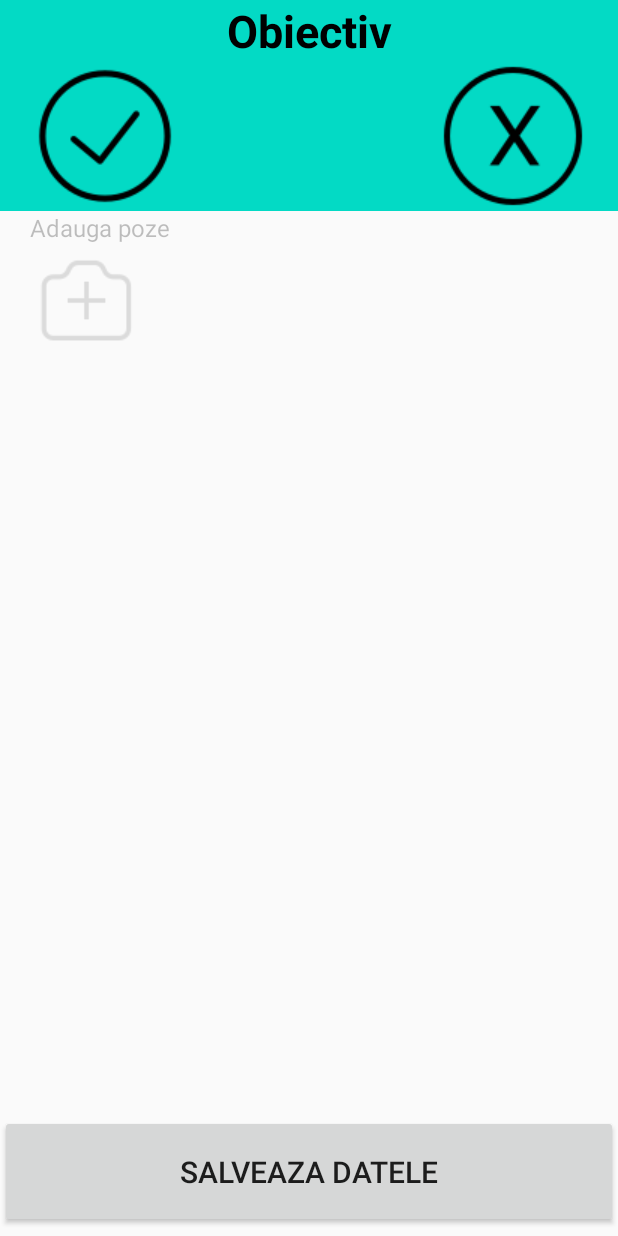
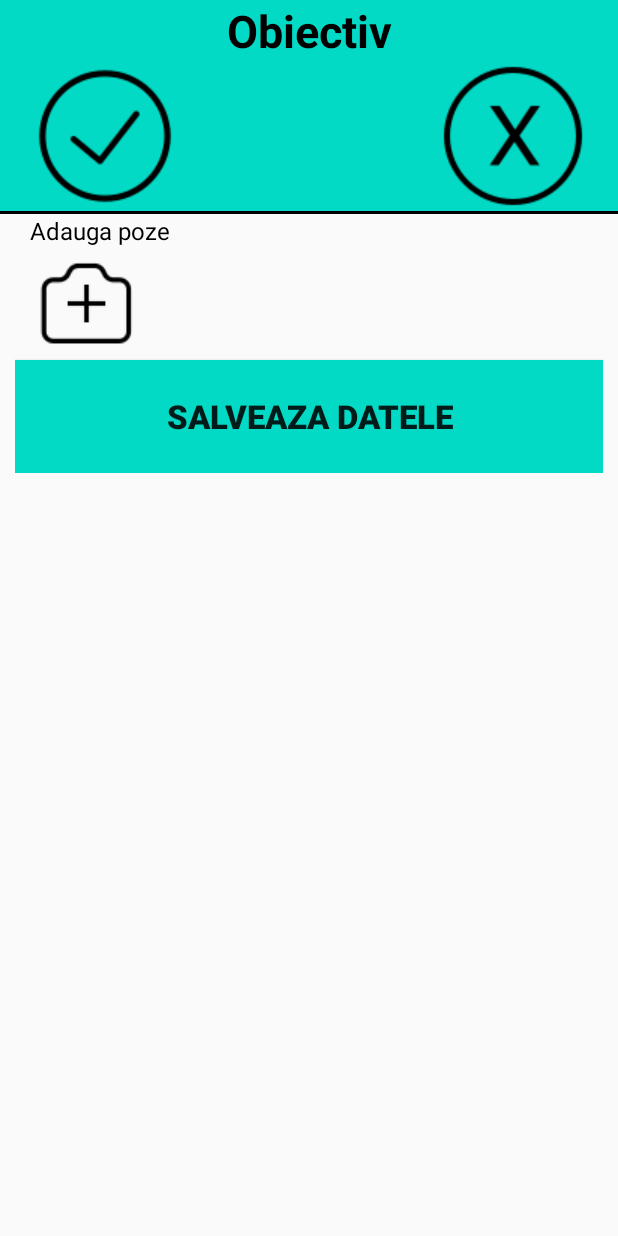
Before and after one commit to geanta300/SecurityPatrol, an Android app: the AddDataToDB screen opened directly, with no data from a screen before it, on a phone screen of 412 x 824 dp. Run offline under Robolectric (Android 15) with nearby library versions, the phone set to English and light mode, and no system bars; libraries missing offline, so code that uses them is left out: androidx.camera.view; 2 statements that could not run were skipped.

Commit message:
Fixed different bugs: Liniile turcoaz trebuiesc schimbate bug aceeasi ora scanata in pdf Trebuie sa se poata adauga poze chiar daca este totul ok "Enter value" trebuie tradus in Romana Diferite schimbari de look

```diff
--- a/app/src/main/java/com/example/securitypatrol/Helpers/ConstantsHelper.java
+++ b/app/src/main/java/com/example/securitypatrol/Helpers/ConstantsHelper.java
@@ -46,8 +46,8 @@
 
     public static final String PHOTOS_DIRECTORY_PATH = DOCUMENTS_DIRECTORY_PATH + "/" + photosFolder;
 
-    public static String dateTimeScanned =
-            getDateInfo().formattedDay + "/" +
+    public String dateTimeScanned =
+                    getDateInfo().formattedDay + "/" +
                     getDateInfo().formattedMonth + "_" +
                     getDateInfo().currentHour + ":" +
                     getDateInfo().currentMinute + ":" +
--- a/app/src/main/java/com/example/securitypatrol/Helpers/DatabaseHelper.java
+++ b/app/src/main/java/com/example/securitypatrol/Helpers/DatabaseHelper.java
@@ -4,6 +4,7 @@
 import android.content.Context;
 import android.database.Cursor;
 import android.database.sqlite.SQLiteDatabase;
+import android.util.Log;
 
 import com.example.securitypatrol.Models.ObjectiveModel;
 import com.example.securitypatrol.Models.ScanatModel;
@@ -304,6 +305,7 @@
         String[] whereArgs = {String.valueOf(id)};
 
         db.update(TABLE_SCANAT, values, whereClause, whereArgs);
+        db.close();
     }
 
     /*-------------------------------------------------------------------------------------------*/
--- a/app/src/main/java/com/example/securitypatrol/Interfaces/UIComponents/Create_UI_Edittext.java
+++ b/app/src/main/java/com/example/securitypatrol/Interfaces/UIComponents/Create_UI_Edittext.java
@@ -12,7 +12,7 @@
     @Override
     public View createView(Context context) {
         EditText editText = new EditText(context);
-        editText.setHint("Enter value");
+        editText.setHint("Introduceti valoare/comentariu");
         editText.setTextColor(Color.BLACK);
         editText.setTextSize(16);
 
--- a/app/src/main/res/layout/activity_add_data_to_db.xml
+++ b/app/src/main/res/layout/activity_add_data_to_db.xml
@@ -46,20 +46,40 @@
             android:src="@drawable/not_ok_button" />
     </RelativeLayout>
 
+    <View
+        android:id="@+id/conturLine"
+        android:layout_width="match_parent"
+        android:layout_height="2dp"
+        android:layout_below="@+id/groupOfButtons"
+        android:layout_marginBottom="0dp"
+        android:background="@android:color/black" />
+
     <ScrollView
+        android:id="@+id/scrollView"
         android:layout_width="match_parent"
-        android:layout_height="wrap_content"
-        android:layout_above="@+id/saveButton"
-        android:layout_below="@+id/groupOfButtons"
+        android:layout_height="match_parent"
+        android:layout_below="@+id/conturLine"
         android:layout_marginStart="10dp"
+        android:layout_marginEnd="10dp"
         android:fadeScrollbars="false"
         android:scrollbarSize="10dp">
 
         <LinearLayout
-            android:id="@+id/groupIfNotOK"
             android:layout_width="match_parent"
             android:layout_height="wrap_content"
             android:orientation="vertical">
+
+            <LinearLayout
+                android:id="@+id/groupIfNotOK"
+                android:layout_width="wrap_content"
+                android:layout_height="wrap_content"
+                android:orientation="vertical">
+
+
+                <!--Automatic generative UI Elements made in java-->
+
+            </LinearLayout>
+
 
             <TextView
                 android:layout_width="match_parent"
@@ -67,8 +87,8 @@
                 android:layout_marginStart="10dp"
                 android:layout_marginEnd="10dp"
                 android:text="Adauga poze"
-                android:textSize="16sp"
-                android:textColor="@color/black"/>
+                android:textColor="@color/black"
+                android:textSize="16sp" />
 
             <LinearLayout
                 android:id="@+id/photosLayout"
@@ -87,41 +107,38 @@
                     android:id="@+id/addPhotoButton2"
                     android:layout_width="75dp"
                     android:layout_height="75dp"
-                    android:visibility="gone"
                     android:layout_marginStart="10dp"
-                    android:src="@drawable/add_photo_button" />
+                    android:src="@drawable/add_photo_button"
+                    android:visibility="gone" />
 
                 <ImageView
                     android:id="@+id/addPhotoButton3"
                     android:layout_width="75dp"
                     android:layout_height="75dp"
-                    android:visibility="gone"
                     android:layout_marginStart="10dp"
-                    android:src="@drawable/add_photo_button" />
+                    android:src="@drawable/add_photo_button"
+                    android:visibility="gone" />
 
                 <ImageView
                     android:id="@+id/addPhotoButton4"
                     android:layout_width="75dp"
                     android:layout_height="75dp"
-                    android:visibility="gone"
                     android:layout_marginStart="10dp"
-                    android:src="@drawable/add_photo_button" />
+                    android:src="@drawable/add_photo_button"
+                    android:visibility="gone" />
 
             </LinearLayout>
 
+            <Button
+                android:id="@+id/saveButton"
+                android:layout_width="match_parent"
+                android:layout_height="75dp"
+                android:background="@color/teal_200"
+                android:textSize="22sp"
+                android:text="Salveaza datele"
+                android:textStyle="bold" />
         </LinearLayout>
 
     </ScrollView>
 
-    <Button
-        android:id="@+id/saveButton"
-        android:layout_width="match_parent"
-        android:layout_height="75dp"
-        android:layout_alignParentBottom="true"
-        android:layout_centerInParent="true"
-        android:layout_marginBottom="5dp"
-        android:text="Salveaza datele"
-        android:textSize="20sp" />
-
-
 </RelativeLayout>
--- a/app/src/main/res/layout/activity_admin.xml
+++ b/app/src/main/res/layout/activity_admin.xml
@@ -43,6 +43,7 @@
         android:layout_height="wrap_content"
         android:layout_marginStart="10dp"
         android:layout_marginEnd="10dp"
+        android:background="@color/teal_200"
         android:text="Select objectives"
         android:textSize="20sp"
         android:textStyle="bold" />
@@ -63,6 +64,7 @@
         android:layout_height="wrap_content"
         android:layout_marginStart="10dp"
         android:layout_marginEnd="10dp"
+        android:background="@color/teal_200"
         android:text="Select guards"
         android:textSize="20sp"
         android:textStyle="bold" />
@@ -83,6 +85,7 @@
         android:layout_height="wrap_content"
         android:layout_marginStart="10dp"
         android:layout_marginEnd="10dp"
+        android:background="@color/teal_200"
         android:text="Export"
         android:textSize="20sp"
         android:textStyle="bold" />
@@ -103,6 +106,7 @@
         android:layout_height="wrap_content"
         android:layout_marginStart="10dp"
         android:layout_marginEnd="10dp"
+        android:background="@color/teal_200"
         android:text="Delete data"
         android:textSize="20sp"
         android:textStyle="bold" />
@@ -137,6 +141,7 @@
         android:layout_height="wrap_content"
         android:layout_marginStart="10dp"
         android:layout_marginEnd="10dp"
+        android:background="@color/teal_200"
         android:text="Change password"
         android:textSize="20sp"
         android:textStyle="bold" />
--- a/app/src/main/res/layout/activity_nfc_scan.xml
+++ b/app/src/main/res/layout/activity_nfc_scan.xml
@@ -56,8 +56,7 @@
         <View
             android:id="@+id/conturLine"
             android:layout_width="match_parent"
-            android:layout_height="1dp"
-            android:layout_marginTop="20dp"
+            android:layout_height="2dp"
             android:layout_marginBottom="0dp"
             android:background="@android:color/black" />
     </LinearLayout>
@@ -79,7 +78,7 @@
         android:layout_width="wrap_content"
         android:layout_height="wrap_content"
         android:layout_alignParentEnd="true"
-        android:layout_marginTop="10dp"
+        android:layout_marginTop="15dp"
         android:layout_marginEnd="10dp"
         android:src="@drawable/admin_backdoor" />
 
--- a/app/src/main/res/layout/item_layout.xml
+++ b/app/src/main/res/layout/item_layout.xml
@@ -46,9 +46,9 @@
     <View
         android:id="@+id/conturLine"
         android:layout_width="match_parent"
-        android:layout_height="1dp"
-        android:layout_marginTop="15dp"
-        android:layout_marginBottom="15dp"
+        android:layout_height="2dp"
+        android:layout_marginTop="10dp"
+        android:layout_marginBottom="10dp"
         android:background="@android:color/darker_gray" />
 
 </LinearLayout>
```
Also changed, not shown: app/src/main/java/com/example/securitypatrol/AddDataToDB.java (+8 -12 lines), app/src/main/res/layout/activity_main.xml (+14 -5 lines), app/src/main/res/layout/activity_preview_data.xml (+20 -7 lines), app/src/main/res/layout/item_square.xml (+16 -2 lines), 6 other files.
